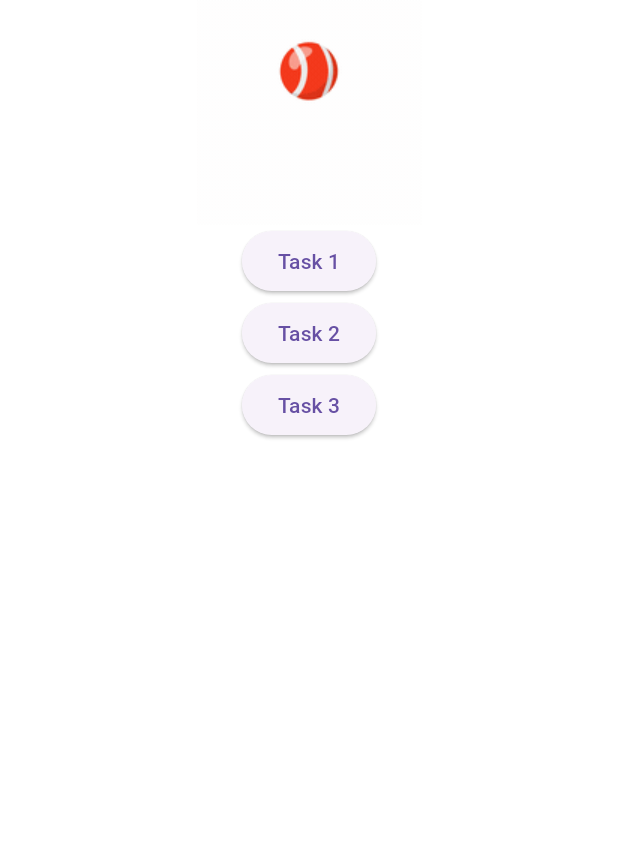
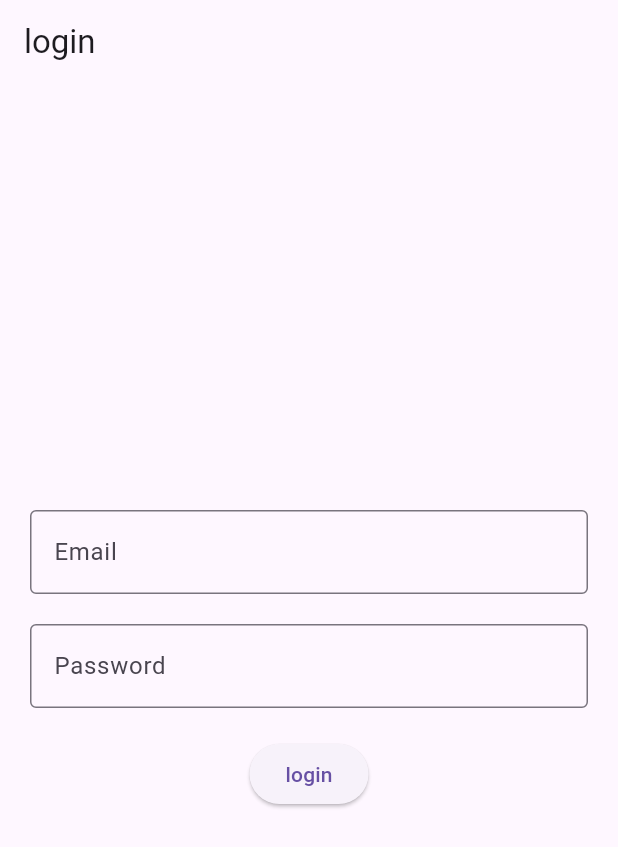
Before and after one commit to Saugat-Shrestha/prosam, a Flutter app: the screen it shows after launch, on a phone screen of 412 x 824 dp. Shown: the top 847 px of the screen. Run offline on Flutter 3.47's test engine with Material 3 defaults, Android fonts, the phone set to English and light mode, and no system bars; our stand-ins replace action_slider, bloc, equatable, expandable_page_view, flutter_bloc.

Commit message:
Add: Login usnig bloc

```diff
--- /dev/null
+++ b/lib/bloc_view/login/bloc/login_bloc.dart
@@ -0,0 +1,68 @@
+import 'dart:convert';
+
+import 'package:bloc/bloc.dart';
+import 'package:equatable/equatable.dart';
+import 'package:http/http.dart' as http;
+part 'login_event.dart';
+part 'login_state.dart';
+
+class LoginBloc extends Bloc<LoginEvent, LoginState> {
+  LoginBloc() : super(LoginState()) {
+    on<EmailChanged>(_onEmailChanged);
+    on<PasswordChanged>(_onPasswordChanged);
+    on<LoginApi>(_loginApi);
+  }
+
+  void _onEmailChanged(EmailChanged event, Emitter<LoginState> emit) {
+    emit(
+      state.copywith(
+        email: event.email,
+      ),
+    );
+  }
+
+  void _onPasswordChanged(PasswordChanged event, Emitter<LoginState> emit) {
+    emit(
+      state.copywith(
+        password: event.password,
+      ),
+    );
+  }
+
+  void _loginApi(LoginApi event, Emitter<LoginState> emit) async {
+    emit(
+      state.copywith(
+        loginStatus: LoginStatus.loading,
+      ),
+    );
+
+    Map data = {'email': state.email, 'password': state.password};
+
+    try {
+      final response =
+          await http.post(Uri.parse("https://reqres.in/api/login"), body: data);
+      var data1 = jsonDecode(response.body);
+      if (response.statusCode == 200) {
+        emit(
+          state.copywith(
+            loginStatus: LoginStatus.success,
+            message: "Something went wrong try again",
+          ),
+        );
+      } else {
+        emit(
+          state.copywith(
+            loginStatus: LoginStatus.error,
+            message: data1['error'],
+          ),
+        );
+      }
+    } catch (e) {
+      emit(
+        state.copywith(
+          message: e.toString(),
+        ),
+      );
+    }
+  }
+}
--- /dev/null
+++ b/lib/bloc_view/login/bloc/login_event.dart
@@ -0,0 +1,26 @@
+part of 'login_bloc.dart';
+
+abstract class LoginEvent extends Equatable {
+  const LoginEvent();
+
+  @override
+  List<Object> get props => [];
+}
+
+class EmailChanged extends LoginEvent {
+  const EmailChanged({required this.email});
+  final String email;
+
+  @override
+  List<Object> get props => [email];
+}
+
+class PasswordChanged extends LoginEvent {
+  const PasswordChanged({required this.password});
+  final String password;
+
+  @override
+  List<Object> get props => [password];
+}
+
+class LoginApi extends LoginEvent {}
--- /dev/null
+++ b/lib/bloc_view/login/bloc/login_state.dart
@@ -0,0 +1,36 @@
+// ignore_for_file: public_member_api_docs, sort_constructors_first
+part of 'login_bloc.dart';
+
+enum LoginStatus { initial, loading, success, error }
+
+class LoginState extends Equatable {
+  const LoginState({
+    this.email = '',
+    this.password = '',
+    this.message = '',
+    this.loginStatus = LoginStatus.initial,
+  });
+
+  final String email;
+  final String password;
+  final String message;
+  final LoginStatus loginStatus;
+
+  LoginState copywith({
+    String? email,
+    String? password,
+    String? message,
+    LoginStatus? loginStatus,
+  }) {
+    return LoginState(
+      email: email ?? this.email,
+      password: password ?? this.password,
+      message: message ?? this.message,
+      loginStatus: loginStatus ?? this.loginStatus,
+    );
+  }
+
+  @override
+  // TODO: implement props
+  List<Object?> get props => [email, password, message, loginStatus];
+}
--- /dev/null
+++ b/lib/bloc_view/login/login_screen.dart
@@ -0,0 +1,131 @@
+import 'package:flutter/material.dart';
+import 'package:flutter_bloc/flutter_bloc.dart';
+import 'package:prosam/bloc_view/login/bloc/login_bloc.dart';
+
+class LoginScreen extends StatefulWidget {
+  const LoginScreen({super.key});
+
+  @override
+  State<LoginScreen> createState() => _LoginScreenState();
+}
+
+class _LoginScreenState extends State<LoginScreen> {
+  late LoginBloc _loginBloc;
+
+  final emailFocusNode = FocusNode();
+  final passwordFocusNode = FocusNode();
+
+  @override
+  void initState() {
+    super.initState();
+    _loginBloc = LoginBloc();
+  }
+
+  @override
+  Widget build(BuildContext context) {
+    return Scaffold(
+        appBar: AppBar(
+          title: Text("login"),
+        ),
+        body: BlocProvider(
+          create: (_) => _loginBloc,
+          child: Padding(
+            padding: EdgeInsets.all(20),
+            child: Column(
+              crossAxisAlignment: CrossAxisAlignment.center,
+              mainAxisAlignment: MainAxisAlignment.center,
+              children: [
+                BlocBuilder<LoginBloc, LoginState>(
+                  buildWhen: (p, c) => p.email != c.email,
+                  builder: (context, state) {
+                    return TextFormField(
+                      keyboardType: TextInputType.emailAddress,
+                      focusNode: emailFocusNode,
+                      decoration: InputDecoration(
+                          hintText: "Email", border: OutlineInputBorder()),
+                      onChanged: (value) {
+                        context
+                            .read<LoginBloc>()
+                            .add(EmailChanged(email: value));
+                      },
+                      onFieldSubmitted: (value) {},
+                    );
+                  },
+                ),
+                SizedBox(
+                  height: 20,
+                ),
+                BlocBuilder<LoginBloc, LoginState>(
+                  buildWhen: (p, c) => p.password != c.password,
+                  builder: (context, state) {
+                    return TextFormField(
+                      keyboardType: TextInputType.text,
+                      focusNode: passwordFocusNode,
+                      decoration: InputDecoration(
+                          hintText: "Password", border: OutlineInputBorder()),
+                      onChanged: (value) {
+                        context
+                            .read<LoginBloc>()
+                            .add(PasswordChanged(password: value));
+                      },
+                      onFieldSubmitted: (value) {},
+                    );
+                  },
+                ),
+                SizedBox(
+                  height: 20,
+                ),
+                BlocListener<LoginBloc, LoginState>(
+                  listener: (context, state) {
+                    if (state.loginStatus == LoginStatus.error) {
+                      ScaffoldMessenger.of(context)
+                        ..hideCurrentSnackBar()
+                        ..showSnackBar(
+                          SnackBar(
+                            content: Text(
+                              state.message.toString(),
+                            ),
+                          ),
+                        );
+                    }
+                    if (state.loginStatus == LoginStatus.loading) {
+                      ScaffoldMessenger.of(context)
+                        ..hideCurrentSnackBar()
+                        ..showSnackBar(
+                          SnackBar(
+                            content: Text(
+                              "Submitting",
+                            ),
+                          ),
+                        );
+                    }
+                    if (state.loginStatus == LoginStatus.success) {
+                      ScaffoldMessenger.of(context)
+                        ..hideCurrentSnackBar()
+                        ..showSnackBar(
+                          SnackBar(
+                            content: Text(
+                              "Login Sucessful",
+                            ),
+                          ),
+                        );
+                    }
+                  },
+                  child: BlocBuilder<LoginBloc, LoginState>(
+                    buildWhen: (p, c) => false,
+                    builder: (context, state) {
+                      return ElevatedButton(
+                        onPressed: () {
+                          context.read<LoginBloc>().add(LoginApi());
+                        },
+                        child: Text("login"),
+                      );
+                    },
+                  ),
+                ),
+              ],
+            ),
+          ),
+        ));
+  }
+}
--- a/lib/main.dart
+++ b/lib/main.dart
@@ -1,4 +1,6 @@
 import "package:flutter/material.dart";
+import "package:prosam/bloc_view/equatable_testing.dart";
+import "package:prosam/bloc_view/login/login_screen.dart";
 import "package:prosam/views/home_view.dart";
 
 void main() {
@@ -11,7 +13,8 @@ class prosam extends StatelessWidget {
   @override
   Widget build(BuildContext context) {
     return MaterialApp(
-      home: HomeView(),
+      debugShowCheckedModeBanner: false,
+      home: LoginScreen(),
     );
   }
 }
```
Also changed, not shown: lib/bloc_view/equatable_testing.dart (added, +37 -0 lines), lib/views/example.dart (added, +15 -0 lines), lib/views/home_view.dart (+25 -0 lines), pubspec.yaml (+53 -47 lines), pubspec.lock, 5 other files.
